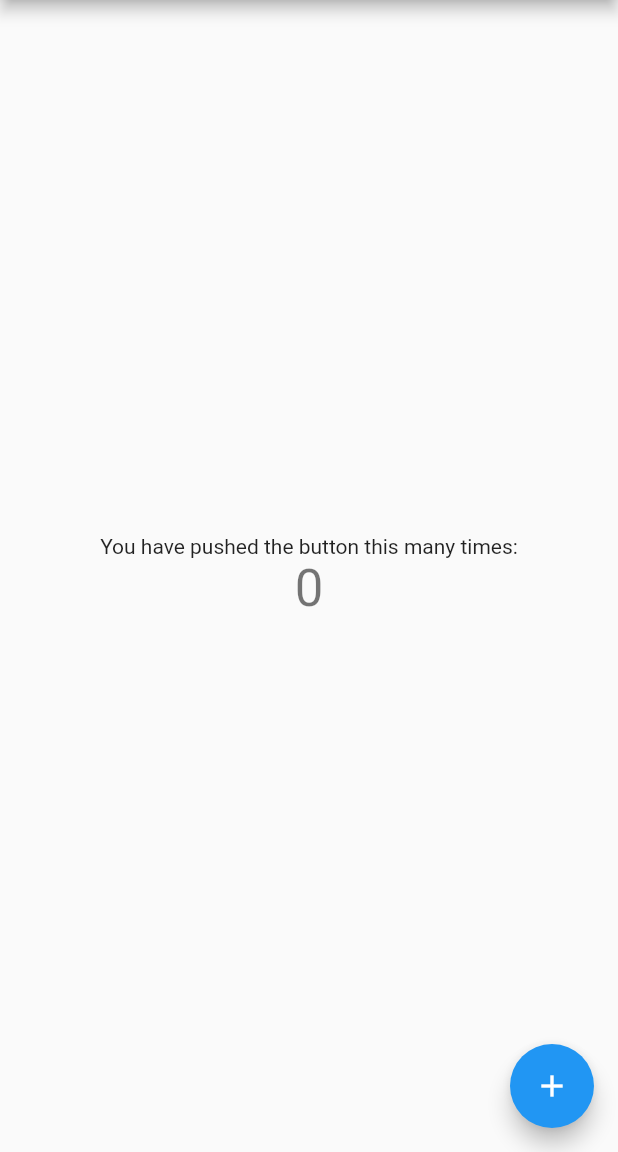
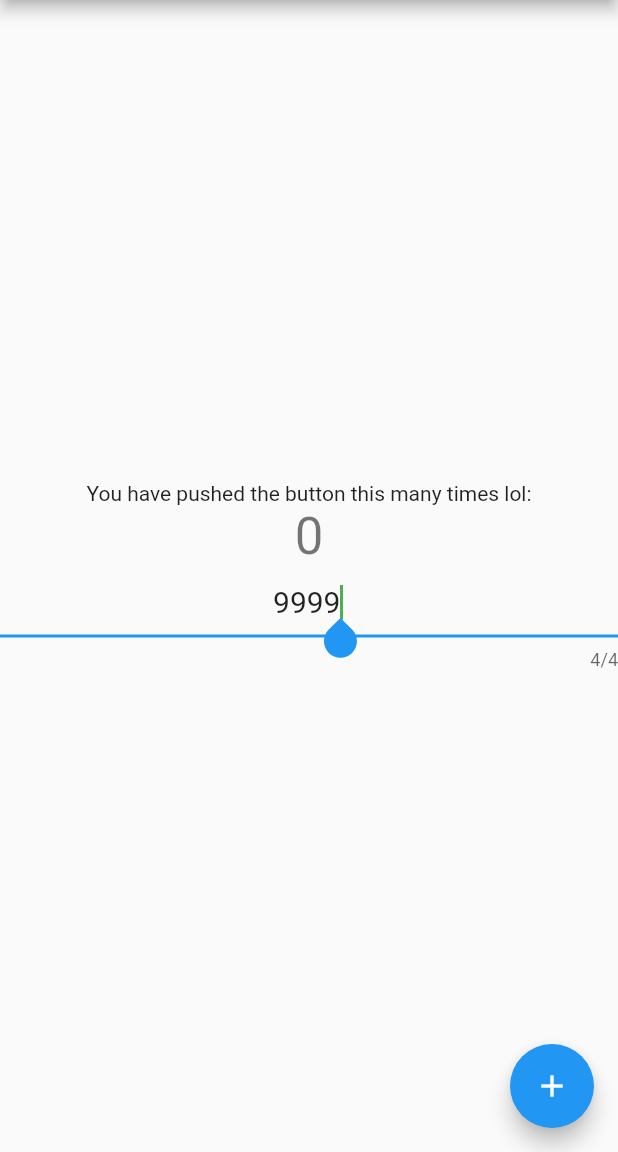
Before and after one commit to wamorris2/ISCartographer, a Flutter app: the screen it shows after launch, on a phone screen of 412 x 824 dp, the part 84-1236 px from its top. Run offline on Flutter 3.47's test engine with Material 2 defaults, Android fonts, the phone set to English and light mode, and no system bars.

Commit message:
Added Text Field

```diff
--- a/lib/main.dart
+++ b/lib/main.dart
@@ -43,12 +43,17 @@ class MyHomePage extends StatefulWidget {
 
   final String title;
 
+  final TextStyle textStyle = const TextStyle(
+    fontSize: 20
+  );
+
   @override
   State<MyHomePage> createState() => _MyHomePageState();
 }
 
 class _MyHomePageState extends State<MyHomePage> {
   int _counter = 0;
+  final String _room_number = "9999";
 
   void _incrementCounter() {
     setState(() {
@@ -96,12 +101,26 @@ class _MyHomePageState extends State<MyHomePage> {
           mainAxisAlignment: MainAxisAlignment.center,
           children: <Widget>[
             const Text(
-              'You have pushed the button this many times:',
+              'You have pushed the button this many times lol:',
             ),
             Text(
               '$_counter',
               style: Theme.of(context).textTheme.headlineMedium,
             ),
+            TextFormField(
+              cursorColor: Colors.green,
+              focusNode: FocusNode(),
+              controller: TextEditingController(
+                text: _room_number
+              ),
+              style: widget.textStyle,
+              autocorrect: false,
+              autofocus: true,
+              textAlign: TextAlign.center,
+              maxLength: 4,
+              keyboardType: TextInputType.number
+
+            )
           ],
         ),
       ),
```
